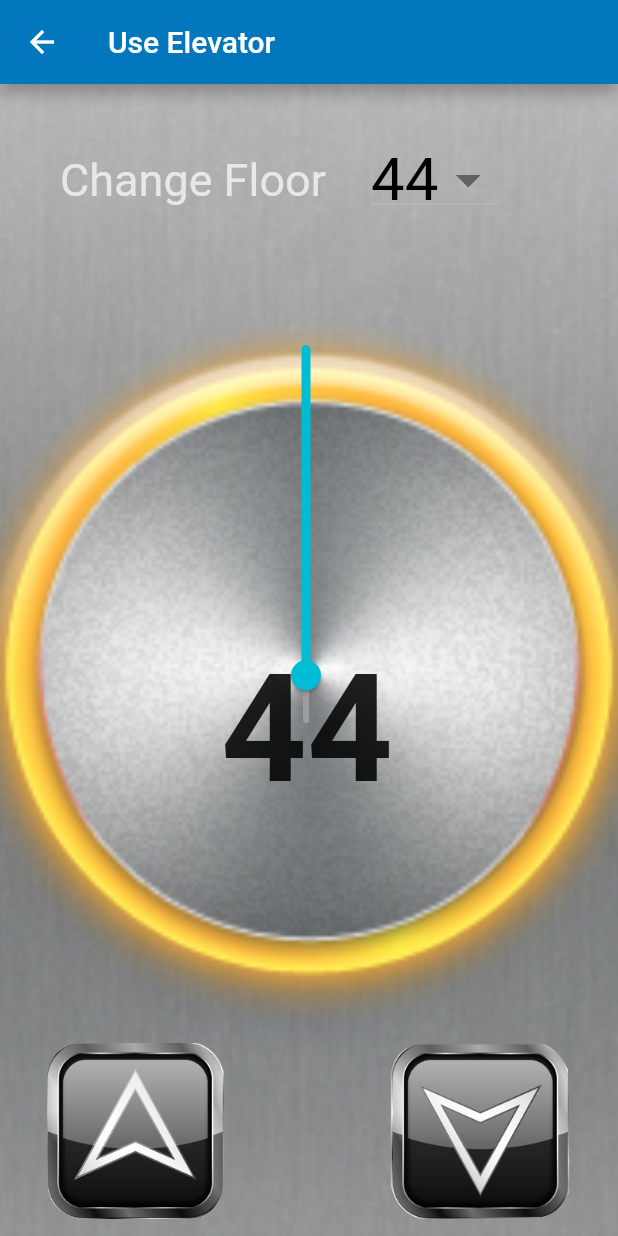
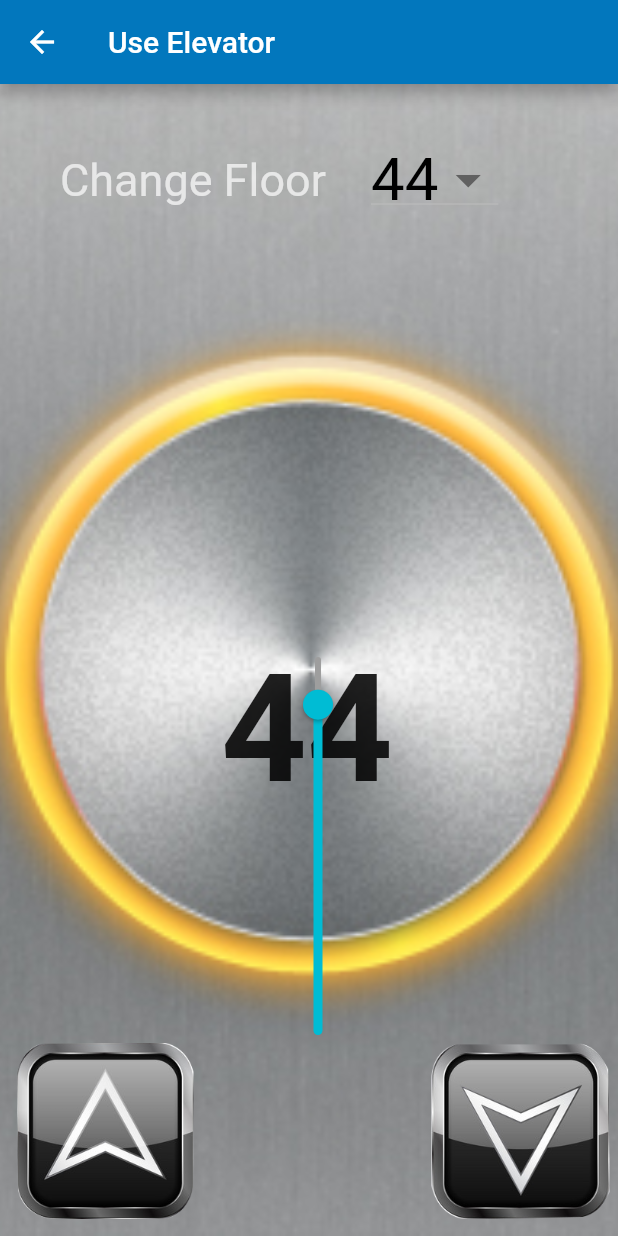
Before and after one commit to meifish/hci, a Flutter app: the UseElevatorPage screen opened by its route, on a phone screen of 412 x 824 dp. Run offline on Flutter 3.47's test engine with Material 2 defaults, Android fonts, the phone set to English and light mode, and no system bars; our stand-ins replace google_fonts, sqflite; accounts and stored records are empty.

Commit message:
fix overflow in the use elevator page

```diff
--- a/lib/Pages/UseElevatorPage.dart
+++ b/lib/Pages/UseElevatorPage.dart
@@ -69,10 +69,10 @@ class _UseElevatorPageState extends State<UseElevatorPage> {
                     onTap: () {},
                   )),
               Positioned(
-                  top: 150,
-                  left: 180,
+                  bottom: 110,
+                  right: (SizeConfig.screenWidth / 2.0) - 300 * 0.1,
                   child: RotatedBox(
-                    quarterTurns: 1,
+                    quarterTurns: 3,
                     child: Container(
                       width: 300,
                       child: Slider(
@@ -93,7 +93,7 @@ class _UseElevatorPageState extends State<UseElevatorPage> {
                     ),
                   )),
               Positioned(
-                  left: 30,
+                  left: 10,
                   bottom: 10,
                   child: Row(
                     children: [
@@ -113,7 +113,9 @@ class _UseElevatorPageState extends State<UseElevatorPage> {
                               });
                         },
                       ),
-                      SizedBox(width: 110),
+                      SizedBox(
+                          width:
+                              MediaQuery.of(context).size.width - 2 * 120 - 15),
                       InkWell(
                         child: Image(
                             image: AssetImage(widget.down_img),
```
